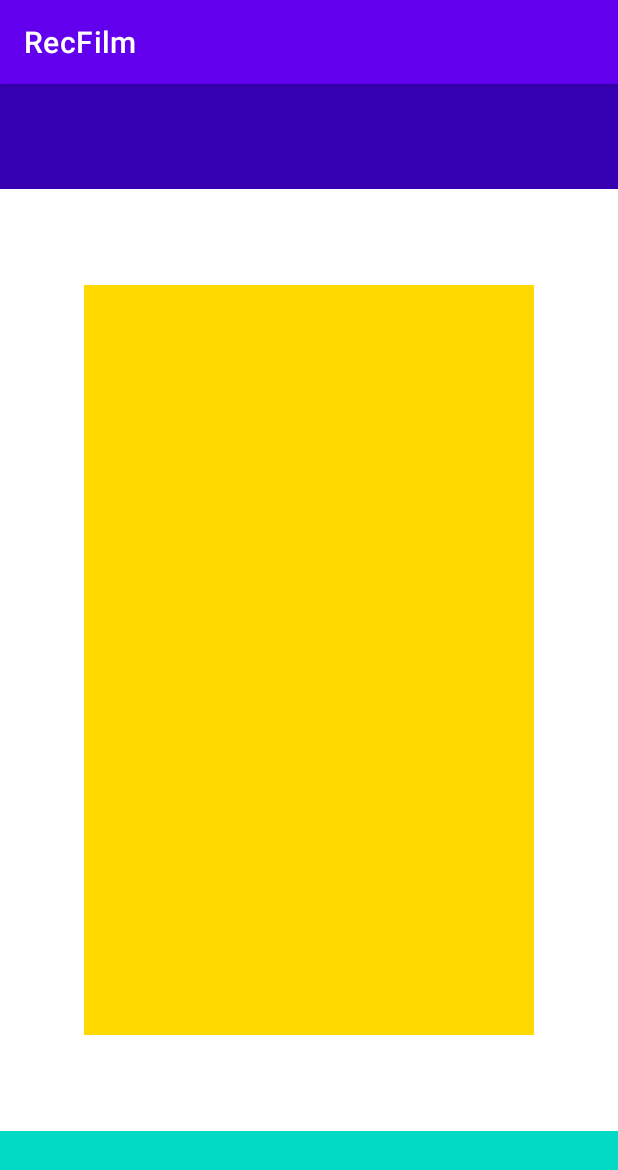
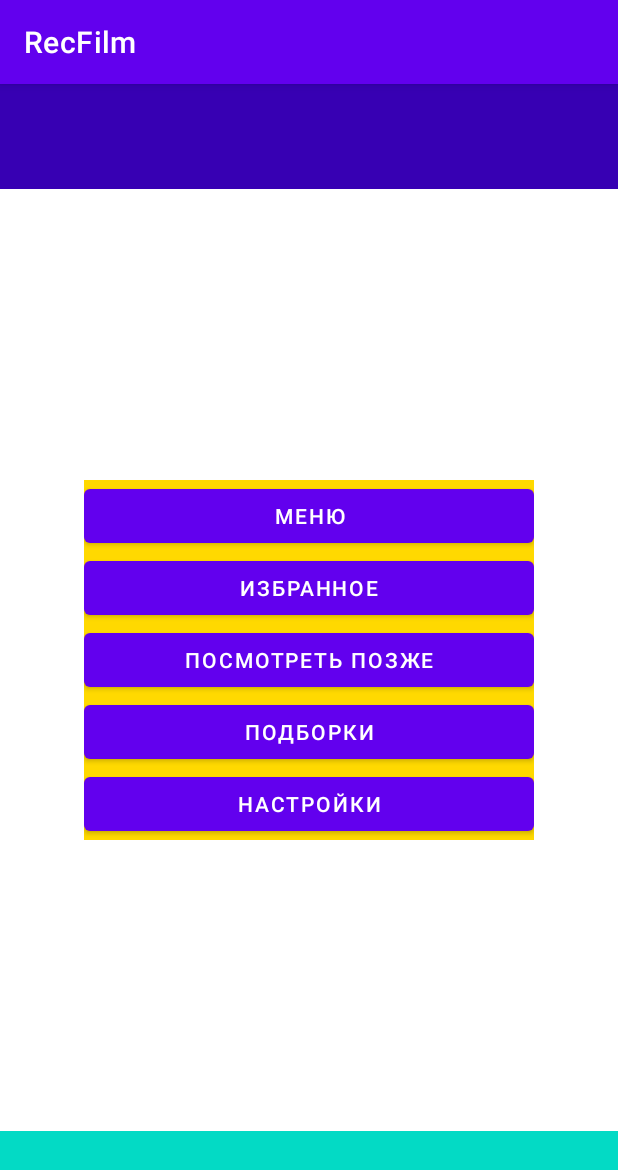
Before and after one commit to RuslanShine/RECFilm, an Android app: the screen it shows after launch (MainActivity), on a phone screen of 412 x 824 dp. Shown: the top 1170 px of the screen. Run offline under Robolectric (Android 15) with nearby library versions, the phone set to English and light mode, and no system bars.

Commit message:
Добавил кнопки, текс + ресурсы

```diff
--- a/app/src/main/res/layout/activity_main.xml
+++ b/app/src/main/res/layout/activity_main.xml
@@ -8,13 +8,47 @@
 
     <LinearLayout
         android:layout_width="300dp"
-        android:layout_height="500dp"
-        android:background="#FFD900"
+        android:layout_height="wrap_content"
+        android:background="@color/yellow"
         android:orientation="vertical"
         app:layout_constraintBottom_toTopOf="@id/bottom_bar"
         app:layout_constraintLeft_toLeftOf="parent"
         app:layout_constraintRight_toRightOf="parent"
-        app:layout_constraintTop_toBottomOf="@id/top_bar" />
+        app:layout_constraintTop_toBottomOf="@id/top_bar" >
+
+        <Button
+            android:id="@+id/button1"
+            android:layout_width="match_parent"
+            android:layout_height="wrap_content"
+            android:text="@string/button1"/>
+
+        <Button
+            android:id="@+id/button2"
+            android:layout_width="match_parent"
+            android:layout_height="wrap_content"
+            android:text="@string/button2"/>
+
+        <Button
+            android:id="@+id/button3"
+            android:layout_width="match_parent"
+            android:layout_height="wrap_content"
+            android:text="@string/button3"/>
+
+        <Button
+            android:id="@+id/button4"
+            android:layout_width="match_parent"
+            android:layout_height="wrap_content"
+            android:text="@string/button4"/>
+
+        <Button
+            android:id="@+id/button5"
+            android:layout_width="match_parent"
+            android:layout_height="wrap_content"
+            android:text="@string/button5" />
+
+    </LinearLayout>
+
+
 
     <LinearLayout
         android:id="@+id/bottom_bar"
--- a/app/src/main/res/values/colors.xml
+++ b/app/src/main/res/values/colors.xml
@@ -7,4 +7,5 @@
     <color name="teal_700">#FF018786</color>
     <color name="black">#FF000000</color>
     <color name="white">#FFFFFFFF</color>
+    <color name="yellow">#FFD900</color>
 </resources>
--- a/app/src/main/res/values/strings.xml
+++ b/app/src/main/res/values/strings.xml
@@ -1,3 +1,8 @@
 <resources>
     <string name="app_name">RecFilm</string>
+    <string name="button1">МЕНЮ</string>
+    <string name="button2">ИЗБРАННОЕ</string>
+    <string name="button3">ПОСМОТРЕТЬ ПОЗЖЕ</string>
+    <string name="button4">ПОДБОРКИ</string>
+    <string name="button5">НАСТРОЙКИ</string>
 </resources>
```
